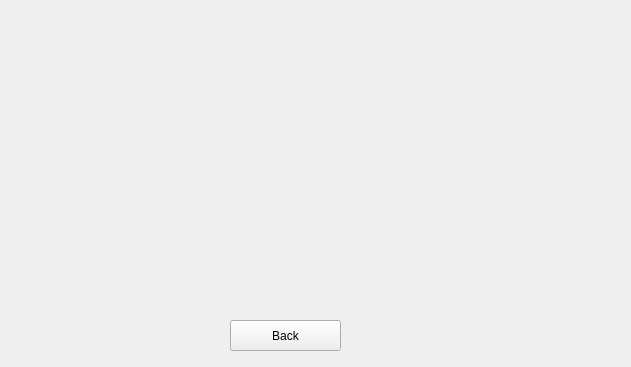
Old version of the form chartWindow.ui in the repository jjss730/FinanceManager.
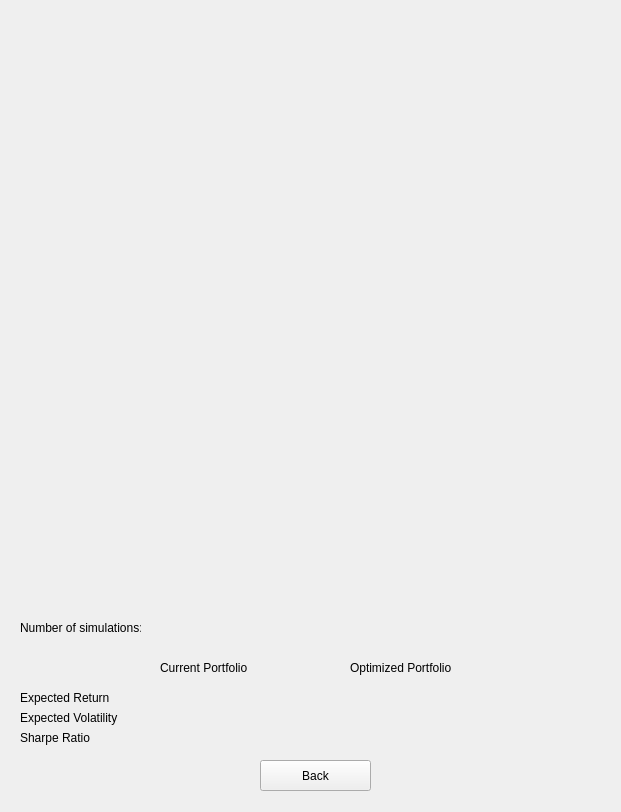
New version of the form.

Commit message: added return stocks window and charting. Next-> work on saving portfolio, add table to indicate amount of money for optimized portfolio.

What changed in the file:
```diff
--- a/chartWindow.ui
+++ b/chartWindow.ui
@@ -6,8 +6,8 @@
    <rect>
     <x>0</x>
     <y>0</y>
-    <width>631</width>
-    <height>367</height>
+    <width>621</width>
+    <height>812</height>
    </rect>
   </property>
   <property name="windowTitle">
@@ -16,8 +16,8 @@
   <widget class="QPushButton" name="btn_back">
    <property name="geometry">
     <rect>
-     <x>230</x>
-     <y>320</y>
+     <x>260</x>
+     <y>760</y>
      <width>111</width>
      <height>31</height>
     </rect>
@@ -26,6 +26,211 @@
     <string>Back</string>
    </property>
   </widget>
+  <widget class="QLabel" name="lbl_ExpRet">
+   <property name="geometry">
+    <rect>
+     <x>20</x>
+     <y>690</y>
+     <width>91</width>
+     <height>16</height>
+    </rect>
+   </property>
+   <property name="text">
+    <string>Expected Return</string>
+   </property>
+  </widget>
+  <widget class="QLabel" name="lbl_ExpVol">
+   <property name="geometry">
+    <rect>
+     <x>20</x>
+     <y>710</y>
+     <width>101</width>
+     <height>16</height>
+    </rect>
+   </property>
+   <property name="text">
+    <string>Expected Volatility</string>
+   </property>
+  </widget>
+  <widget class="QLabel" name="lbl_CurPort">
+   <property name="geometry">
+    <rect>
+     <x>160</x>
+     <y>660</y>
+     <width>91</width>
+     <height>16</height>
+    </rect>
+   </property>
+   <property name="text">
+    <string>Current Portfolio</string>
+   </property>
+  </widget>
+  <widget class="QLabel" name="lbl_OptPort">
+   <property name="geometry">
+    <rect>
+     <x>350</x>
+     <y>660</y>
+     <width>101</width>
+     <height>16</height>
+    </rect>
+   </property>
+   <property name="text">
+    <string>Optimized Portfolio</string>
+   </property>
+  </widget>
+  <widget class="QLabel" name="lbl_ExpRetCur">
+   <property name="geometry">
+    <rect>
+     <x>160</x>
+     <y>690</y>
+     <width>81</width>
+     <height>16</height>
+    </rect>
+   </property>
+   <property name="frameShape">
+    <enum>QFrame::NoFrame</enum>
+   </property>
+   <property name="text">
+    <string>&lt;ExpRetCur&gt;</string>
+   </property>
+   <property name="alignment">
+    <set>Qt::AlignCenter</set>
+   </property>
+  </widget>
+  <widget class="QLabel" name="lbl_ExpVolCur">
+   <property name="geometry">
+    <rect>
+     <x>160</x>
+     <y>710</y>
+     <width>81</width>
+     <height>16</height>
+    </rect>
+   </property>
+   <property name="frameShape">
+    <enum>QFrame::NoFrame</enum>
+   </property>
+   <property name="text">
+    <string>&lt;ExpVolCur&gt;</string>
+   </property>
+   <property name="alignment">
+    <set>Qt::AlignCenter</set>
+   </property>
+  </widget>
+  <widget class="QLabel" name="lbl_ExpRetPort">
+   <property name="geometry">
+    <rect>
+     <x>360</x>
+     <y>690</y>
+     <width>81</width>
+     <height>16</height>
+    </rect>
+   </property>
+   <property name="frameShape">
+    <enum>QFrame::NoFrame</enum>
+   </property>
+   <property name="text">
+    <string>&lt;ExpRetOpt&gt;</string>
+   </property>
+   <property name="alignment">
+    <set>Qt::AlignCenter</set>
+   </property>
+  </widget>
+  <widget class="QLabel" name="lbl_ExpVolPort">
+   <property name="geometry">
+    <rect>
+     <x>360</x>
+     <y>710</y>
+     <width>81</width>
+     <height>16</height>
+    </rect>
+   </property>
+   <property name="frameShape">
+    <enum>QFrame::NoFrame</enum>
+   </property>
+   <property name="text">
+    <string>&lt;ExpVolOpt&gt;</string>
+   </property>
+   <property name="alignment">
+    <set>Qt::AlignCenter</set>
+   </property>
+  </widget>
+  <widget class="QLabel" name="lbl_NumSim">
+   <property name="geometry">
+    <rect>
+     <x>20</x>
+     <y>620</y>
+     <width>121</width>
+     <height>16</height>
+    </rect>
+   </property>
+   <property name="text">
+    <string>Number of simulations:</string>
+   </property>
+  </widget>
+  <widget class="QLabel" name="lbl_NumSim2">
+   <property name="geometry">
+    <rect>
+     <x>260</x>
+     <y>620</y>
+     <width>121</width>
+     <height>16</height>
+    </rect>
+   </property>
+   <property name="text">
+    <string>&lt;Number of simulations&gt;</string>
+   </property>
+  </widget>
+  <widget class="QLabel" name="lbl_ExpSrPort">
+   <property name="geometry">
+    <rect>
+     <x>360</x>
+     <y>730</y>
+     <width>81</width>
+     <height>16</height>
+    </rect>
+   </property>
+   <property name="frameShape">
+    <enum>QFrame::NoFrame</enum>
+   </property>
+   <property name="text">
+    <string>&lt;SharpeOpt&gt;</string>
+   </property>
+   <property name="alignment">
+    <set>Qt::AlignCenter</set>
+   </property>
+  </widget>
+  <widget class="QLabel" name="lbl_SharpeRatio">
+   <property name="geometry">
+    <rect>
+     <x>20</x>
+     <y>730</y>
+     <width>101</width>
+     <height>16</height>
+    </rect>
+   </property>
+   <property name="text">
+    <string>Sharpe Ratio</string>
+   </property>
+  </widget>
+  <widget class="QLabel" name="lbl_ExpSrCur">
+   <property name="geometry">
+    <rect>
+     <x>160</x>
+     <y>730</y>
+     <width>81</width>
+     <height>16</height>
+    </rect>
+   </property>
+   <property name="frameShape">
+    <enum>QFrame::NoFrame</enum>
+   </property>
+   <property name="text">
+    <string>&lt;SharpeCur&gt;</string>
+   </property>
+   <property name="alignment">
+    <set>Qt::AlignCenter</set>
+   </property>
+  </widget>
  </widget>
  <resources/>
  <connections/>
```
The commit also changes 3 other files.
